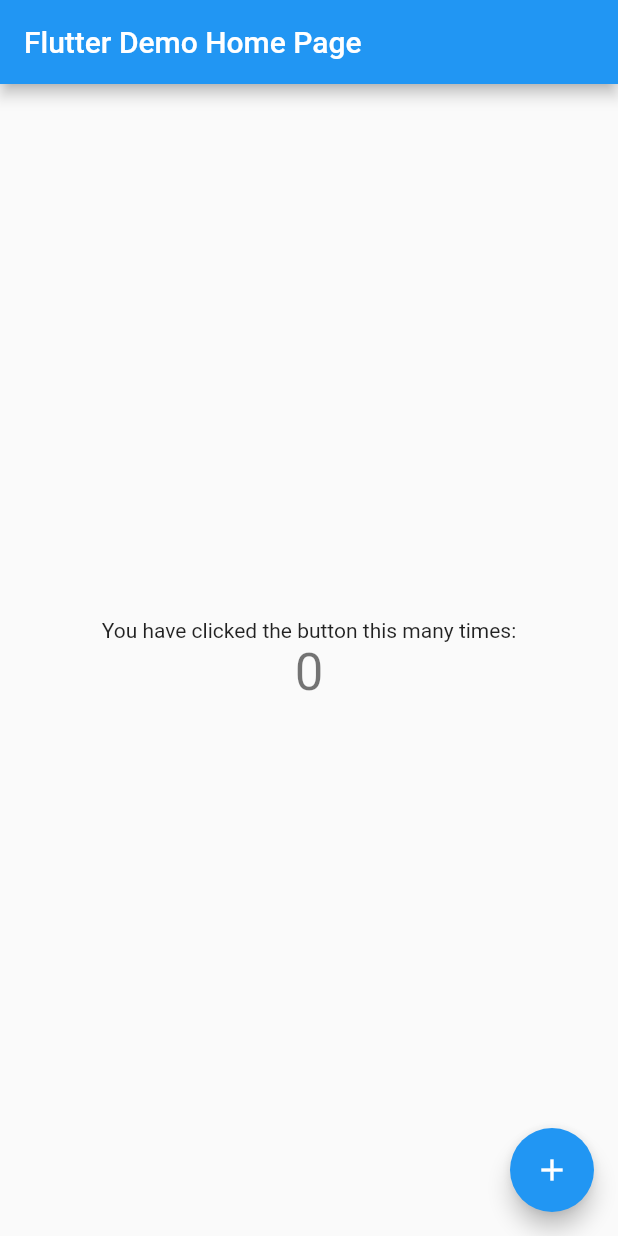
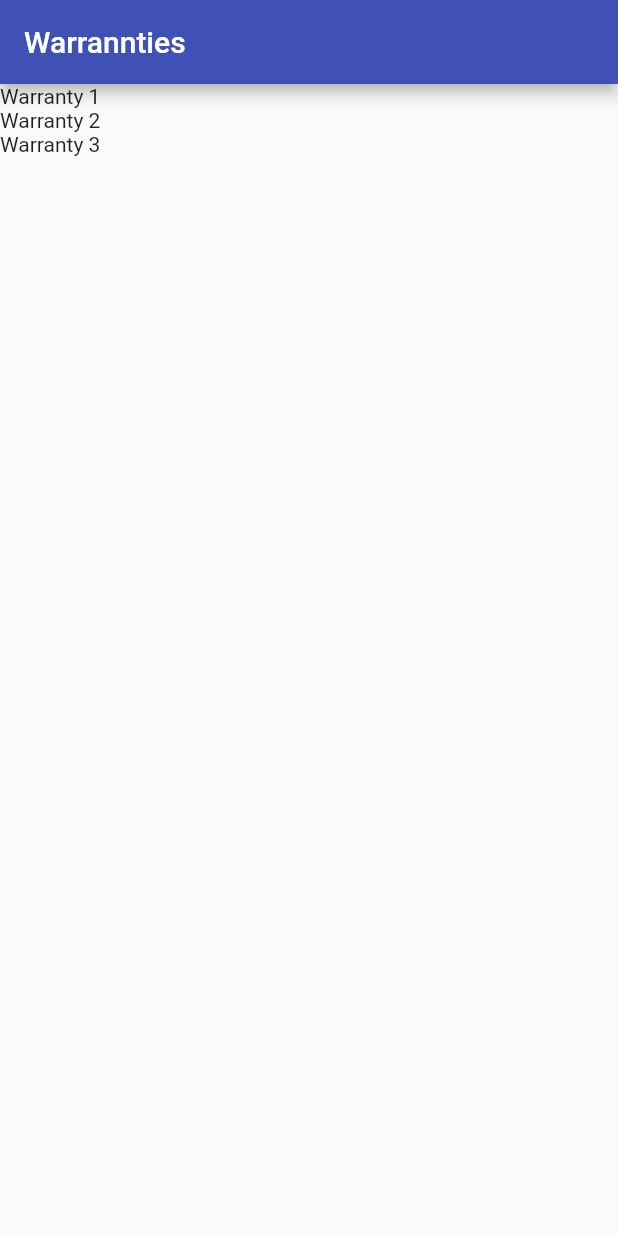
Before and after one commit to masterdodo/warranty-track, a Flutter app: the screen it shows after launch, on a phone screen of 412 x 824 dp. Run offline on Flutter 3.47's test engine with Material 2 defaults, Android fonts, the phone set to English and light mode, and no system bars.

Commit message:
some file structure added, learning flutter practices ...

```diff
--- a/lib/main.dart
+++ b/lib/main.dart
@@ -1,4 +1,5 @@
 import 'package:flutter/material.dart';
+import 'package:garancija_app/screens/general/warranty_list/warranty_list_screen.dart';
 
 void main() {
   runApp(const MyApp());
@@ -10,58 +11,11 @@
   @override
   Widget build(BuildContext context) {
     return MaterialApp(
-      title: 'Flutter Demo',
+      title: 'Warranty Tracker',
       theme: ThemeData(
-        primarySwatch: Colors.blue,
+        primarySwatch: Colors.indigo,
       ),
-      home: const MyHomePage(title: 'Flutter Demo Home Page'),
+      home: const WarrantyList(title: 'Warrannties'),
     );
   }
 }
-
-class MyHomePage extends StatefulWidget {
-  const MyHomePage({Key? key, required this.title}) : super(key: key);
-
-  final String title;
-
-  @override
-  State<MyHomePage> createState() => _MyHomePageState();
-}
-
-class _MyHomePageState extends State<MyHomePage> {
-  int _counter = 0;
-
-  void _incrementCounter() {
-    setState(() {
-      _counter++;
-    });
-  }
-
-  @override
-  Widget build(BuildContext context) {
-    return Scaffold(
-      appBar: AppBar(
-        title: Text(widget.title),
-      ),
-      body: Center(
-        child: Column(
-          mainAxisAlignment: MainAxisAlignment.center,
-          children: <Widget>[
-            const Text(
-              'You have clicked the button this many times:',
-            ),
-            Text(
-              '$_counter',
-              style: Theme.of(context).textTheme.headline4,
-            ),
-          ],
-        ),
-      ),
-      floatingActionButton: FloatingActionButton(
-        onPressed: _incrementCounter,
-        tooltip: 'Increment',
-        child: const Icon(Icons.add),
-      ),
-    );
-  }
-}
--- /dev/null
+++ b/lib/screens/general/warranty_list/components/warranty_item.dart
@@ -0,0 +1,15 @@
+import 'package:flutter/material.dart';
+
+class WarrantyItem extends StatefulWidget {
+  const WarrantyItem({Key? key}) : super(key: key);
+
+  @override
+  _WarrantyItemState createState() => _WarrantyItemState();
+}
+
+class _WarrantyItemState extends State<WarrantyItem> {
+  @override
+  Widget build(BuildContext context) {
+    return Container();
+  }
+}
--- /dev/null
+++ b/lib/screens/general/warranty_list/warranty_list_screen.dart
@@ -0,0 +1,30 @@
+import 'package:flutter/material.dart';
+
+class WarrantyList extends StatefulWidget {
+  const WarrantyList({Key? key, required this.title}) : super(key: key);
+
+  final String title;
+
+  @override
+  State<WarrantyList> createState() => _WarrantyListState();
+}
+
+class _WarrantyListState extends State<WarrantyList> {
+  @override
+  Widget build(BuildContext context) {
+    return Scaffold(
+      appBar: AppBar(
+        title: Text(widget.title),
+      ),
+      body: Center(
+        child: ListView(
+          children: const <Widget>[
+            Text("Warranty 1"),
+            Text("Warranty 2"),
+            Text("Warranty 3"),
+          ],
+        ),
+      ),
+    );
+  }
+}
```
Also changed, not shown: 1 other file.
